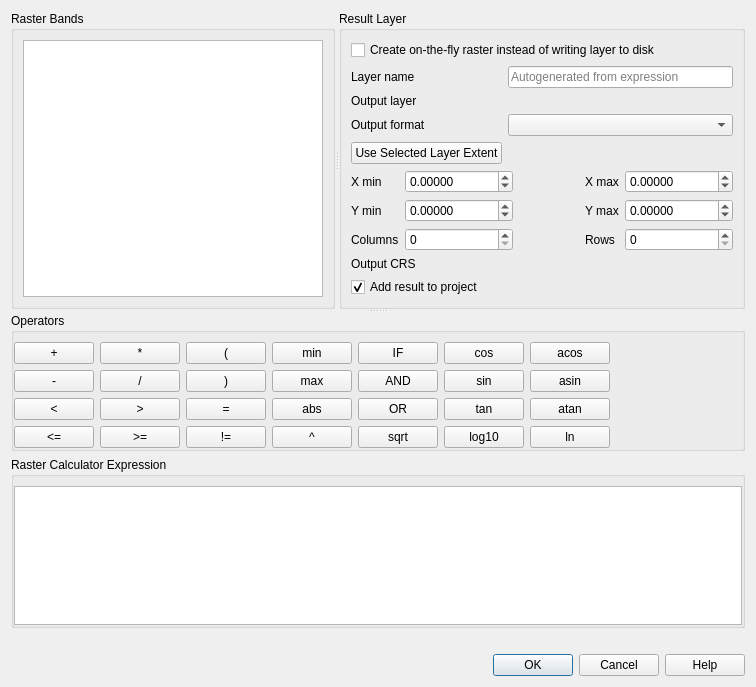
The window that src/ui/qgsrastercalcdialogbase.ui (qgis/QGIS) describes before a commit, drawn with Qt 5.
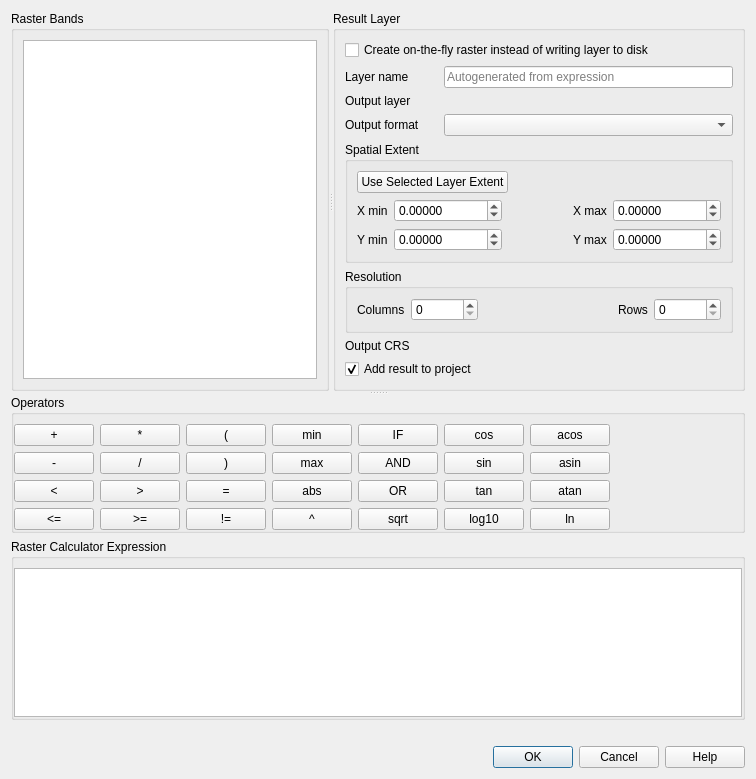
The same window after the commit. Custom widgets are drawn as their Qt base class.

Commit message:
Organize widgets inside separate spatial extent and resolution groups
mimic the save as raster dialog

```diff
--- a/src/ui/qgsrastercalcdialogbase.ui
+++ b/src/ui/qgsrastercalcdialogbase.ui
@@ -7,7 +7,7 @@
     <x>0</x>
     <y>0</y>
     <width>756</width>
-    <height>687</height>
+    <height>779</height>
    </rect>
   </property>
   <property name="windowTitle">
@@ -41,85 +41,93 @@
         <item row="3" column="1" colspan="3">
          <widget class="QComboBox" name="mOutputFormatComboBox"/>
         </item>
-        <item row="6" column="1" colspan="3">
-         <widget class="QgsProjectionSelectionWidget" name="mCrsSelector" native="true">
-          <property name="focusPolicy">
-           <enum>Qt::StrongFocus</enum>
+        <item row="4" column="0" colspan="4">
+         <widget class="QGroupBox" name="groupBox_2">
+          <property name="title">
+           <string>Spatial Extent</string>
           </property>
-         </widget>
-        </item>
-        <item row="5" column="0" colspan="4">
-         <layout class="QGridLayout" name="gridLayout_3">
+          <layout class="QGridLayout" name="gridLayout_5">
+           <item row="2" column="1">
+            <widget class="QgsDoubleSpinBox" name="mXMinSpinBox">
+             <property name="decimals">
+              <number>5</number>
+             </property>
+             <property name="minimum">
+              <double>-999999999.000000000000000</double>
+             </property>
+             <property name="maximum">
+              <double>999999999.000000000000000</double>
+             </property>
+            </widget>
+           </item>
           <item row="2" column="3">
-           <widget class="QLabel" name="mRowsLabel">
+            <widget class="QLabel" name="mXMaxLabel">
             <property name="text">
-             <string>Rows</string>
+              <string>X max</string>
             </property>
            </widget>
           </item>
-          <item row="2" column="4">
-           <widget class="QgsSpinBox" name="mNRowsSpinBox">
-            <property name="maximum">
-             <number>999999999</number>
-            </property>
-           </widget>
-          </item>
-          <item row="1" column="1">
-           <widget class="QgsDoubleSpinBox" name="mYMinSpinBox">
-            <property name="decimals">
-             <number>5</number>
-            </property>
-            <property name="minimum">
-             <double>-999999999.000000000000000</double>
-            </property>
-            <property name="maximum">
-             <double>999999999.000000000000000</double>
-            </property>
-           </widget>
-          </item>
-          <item row="1" column="0">
+           <item row="3" column="0">
            <widget class="QLabel" name="mYMinLabel">
             <property name="text">
              <string>Y min</string>
             </property>
            </widget>
           </item>
-          <item row="0" column="0">
+           <item row="2" column="0">
            <widget class="QLabel" name="mXMinLabel">
             <property name="text">
              <string>X min</string>
             </property>
            </widget>
           </item>
-          <item row="0" column="3">
-           <widget class="QLabel" name="mXMaxLabel">
-            <property name="text">
-             <string>X max</string>
-            </property>
-           </widget>
-          </item>
-          <item row="2" column="0">
-           <widget class="QLabel" name="mColumnsLabel">
-            <property name="text">
-             <string>Columns</string>
-            </property>
-           </widget>
-          </item>
-          <item row="2" column="1">
-           <widget class="QgsSpinBox" name="mNColumnsSpinBox">
+           <item row="2" column="2">
+            <spacer name="horizontalSpacer_2">
+             <property name="orientation">
+              <enum>Qt::Horizontal</enum>
+             </property>
+             <property name="sizeHint" stdset="0">
+              <size>
+               <width>10</width>
+               <height>20</height>
+              </size>
+             </property>
+            </spacer>
+           </item>
+           <item row="2" column="4">
+            <widget class="QgsDoubleSpinBox" name="mXMaxSpinBox">
+             <property name="decimals">
+              <number>5</number>
+             </property>
+             <property name="minimum">
+              <double>-999999999.000000000000000</double>
+             </property>
+             <property name="maximum">
+              <double>999999999.000000000000000</double>
+             </property>
+            </widget>
+           </item>
+           <item row="3" column="1">
+            <widget class="QgsDoubleSpinBox" name="mYMinSpinBox">
+             <property name="decimals">
+              <number>5</number>
+             </property>
+             <property name="minimum">
+              <double>-999999999.000000000000000</double>
+             </property>
             <property name="maximum">
-             <number>999999999</number>
+              <double>999999999.000000000000000</double>
             </property>
            </widget>
           </item>
-          <item row="1" column="3">
+           <item row="3" column="3">
            <widget class="QLabel" name="mYMaxLabel">
             <property name="text">
              <string>Y max</string>
             </property>
            </widget>
           </item>
-          <item row="1" column="4">
+           <item row="3" column="4">
            <widget class="QgsDoubleSpinBox" name="mYMaxSpinBox">
             <property name="decimals">
              <number>5</number>
@@ -132,69 +140,31 @@
             </property>
            </widget>
           </item>
-          <item row="0" column="1">
-           <widget class="QgsDoubleSpinBox" name="mXMinSpinBox">
-            <property name="decimals">
-             <number>5</number>
-            </property>
-            <property name="minimum">
-             <double>-999999999.000000000000000</double>
-            </property>
-            <property name="maximum">
-             <double>999999999.000000000000000</double>
-            </property>
-           </widget>
-          </item>
-          <item row="0" column="4">
-           <widget class="QgsDoubleSpinBox" name="mXMaxSpinBox">
-            <property name="decimals">
-             <number>5</number>
-            </property>
-            <property name="minimum">
-             <double>-999999999.000000000000000</double>
-            </property>
-            <property name="maximum">
-             <double>999999999.000000000000000</double>
-            </property>
-           </widget>
-          </item>
-          <item row="0" column="2">
-           <spacer name="horizontalSpacer_2">
+           <item row="0" column="0" rowspan="2" colspan="5">
+            <layout class="QGridLayout" name="gridLayout_3">
+             <item row="0" column="1" rowspan="2" colspan="4">
+              <spacer name="horizontalSpacer_4">
             <property name="orientation">
              <enum>Qt::Horizontal</enum>
             </property>
             <property name="sizeHint" stdset="0">
              <size>
-              <width>10</width>
+                 <width>40</width>
               <height>20</height>
              </size>
             </property>
            </spacer>
           </item>
-         </layout>
-        </item>
-        <item row="7" column="0" colspan="4">
-         <widget class="QCheckBox" name="mAddResultToProjectCheckBox">
+             <item row="0" column="0" rowspan="2">
+              <widget class="QPushButton" name="mCurrentLayerExtentButton">
           <property name="text">
-           <string>Add result to project</string>
-          </property>
-          <property name="checked">
-           <bool>true</bool>
-          </property>
-         </widget>
-        </item>
-        <item row="6" column="0">
-         <widget class="QLabel" name="label">
-          <property name="text">
-           <string>Output CRS</string>
-          </property>
-         </widget>
-        </item>
-        <item row="2" column="0">
-         <widget class="QLabel" name="mOutputLayerLabel">
-          <property name="text">
-           <string>Output layer</string>
-          </property>
+                <string>Use Selected Layer Extent</string>
+               </property>
+              </widget>
+             </item>
+            </layout>
+           </item>
+          </layout>
          </widget>
         </item>
         <item row="3" column="0">
@@ -204,7 +174,7 @@
           </property>
          </widget>
         </item>
-        <item row="8" column="0">
+        <item row="9" column="0">
          <spacer name="verticalSpacer">
           <property name="orientation">
            <enum>Qt::Vertical</enum>
@@ -217,6 +187,20 @@
           </property>
          </spacer>
         </item>
+        <item row="7" column="1" colspan="3">
+         <widget class="QgsProjectionSelectionWidget" name="mCrsSelector" native="true">
+          <property name="focusPolicy">
+           <enum>Qt::StrongFocus</enum>
+          </property>
+         </widget>
+        </item>
+        <item row="2" column="0">
+         <widget class="QLabel" name="mOutputLayerLabel">
+          <property name="text">
+           <string>Output layer</string>
+          </property>
+         </widget>
+        </item>
         <item row="0" column="0" colspan="4">
          <widget class="QCheckBox" name="mUseVirtualProviderCheckBox">
           <property name="layoutDirection">
@@ -230,16 +214,6 @@
           </property>
          </widget>
         </item>
-        <item row="4" column="0">
-         <widget class="QPushButton" name="mCurrentLayerExtentButton">
-          <property name="text">
-           <string>Use Selected Layer Extent</string>
-          </property>
-         </widget>
-        </item>
-        <item row="2" column="1" colspan="3">
-         <widget class="QgsFileWidget" name="mOutputLayer" native="true"/>
-        </item>
         <item row="1" column="0">
          <widget class="QLabel" name="mVirtualLayerLabel">
           <property name="text">
@@ -247,6 +221,26 @@
           </property>
          </widget>
         </item>
+        <item row="7" column="0">
+         <widget class="QLabel" name="label">
+          <property name="text">
+           <string>Output CRS</string>
+          </property>
+         </widget>
+        </item>
+        <item row="8" column="0" colspan="4">
+         <widget class="QCheckBox" name="mAddResultToProjectCheckBox">
+          <property name="text">
+           <string>Add result to project</string>
+          </property>
+          <property name="checked">
+           <bool>true</bool>
+          </property>
+         </widget>
+        </item>
+        <item row="2" column="1" colspan="3">
+         <widget class="QgsFileWidget" name="mOutputLayer" native="true"/>
+        </item>
         <item row="1" column="1" colspan="3">
          <widget class="QLineEdit" name="mVirtualLayerName">
           <property name="text">
@@ -257,6 +251,56 @@
           </property>
          </widget>
         </item>
+        <item row="6" column="0" colspan="4">
+         <widget class="QGroupBox" name="groupBox_3">
+          <property name="title">
+           <string>Resolution</string>
+          </property>
+          <layout class="QHBoxLayout" name="horizontalLayout">
+           <item>
+            <widget class="QLabel" name="mColumnsLabel">
+             <property name="text">
+              <string>Columns</string>
+             </property>
+            </widget>
+           </item>
+           <item>
+            <widget class="QgsSpinBox" name="mNColumnsSpinBox">
+             <property name="maximum">
+              <number>999999999</number>
+             </property>
+            </widget>
+           </item>
+           <item>
+            <spacer name="horizontalSpacer">
+             <property name="orientation">
+              <enum>Qt::Horizontal</enum>
+             </property>
+             <property name="sizeHint" stdset="0">
+              <size>
+               <width>40</width>
+               <height>20</height>
+              </size>
+             </property>
+            </spacer>
+           </item>
+           <item>
+            <widget class="QLabel" name="mRowsLabel">
+             <property name="text">
+              <string>Rows</string>
+             </property>
+            </widget>
+           </item>
+           <item>
+            <widget class="QgsSpinBox" name="mNRowsSpinBox">
+             <property name="maximum">
+              <number>999999999</number>
+             </property>
+            </widget>
+           </item>
+          </layout>
+         </widget>
+        </item>
        </layout>
       </widget>
      </widget>
```
Left out of the diff: 16 changed lines with no effect on the pictures. Lines whose indentation alone changed are shown as unchanged.
